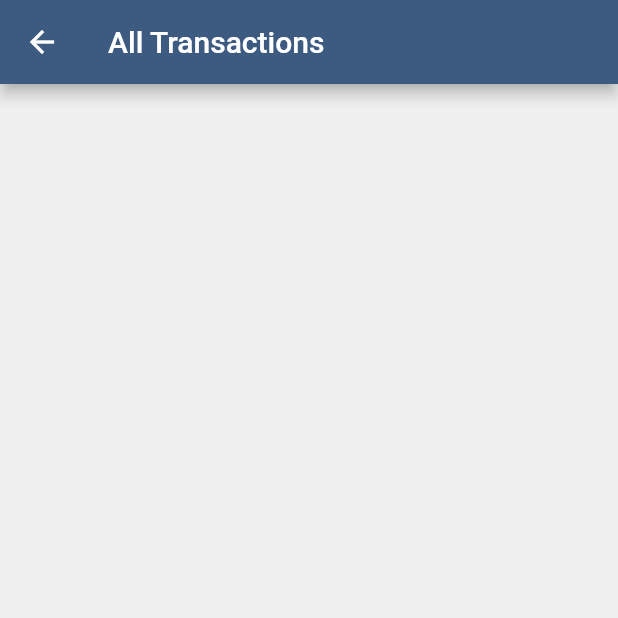
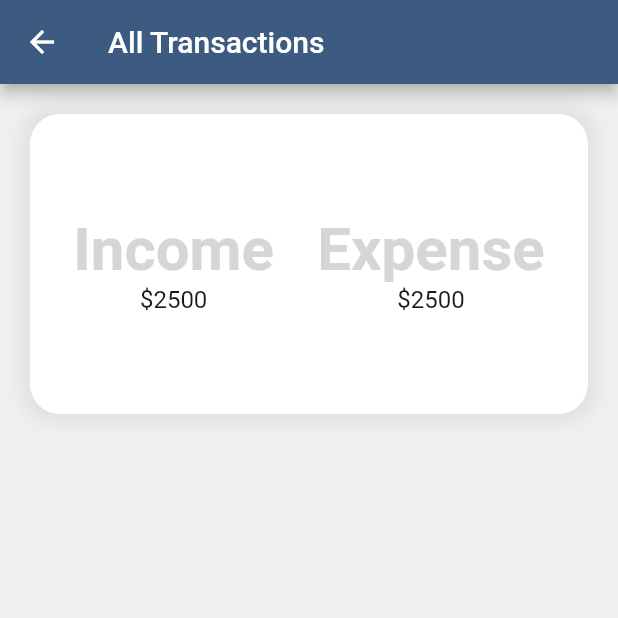
Before and after one commit to nebisin/expense_tracker, a Flutter app: the AllScreen screen opened by its route, on a phone screen of 412 x 824 dp, the top half of it. Run offline on Flutter 3.47's test engine with Material 2 defaults, Android fonts, the phone set to English and light mode, and no system bars; our stand-ins replace hive, hive_flutter; accounts and stored records are empty; generated files the repository leaves out were written again.

Commit message:
no item placeholder

```diff
--- a/lib/providers/transactions.dart
+++ b/lib/providers/transactions.dart
@@ -33,6 +33,10 @@ class Transactions with ChangeNotifier {
     copyItems.sort((a, b) => b.date.compareTo(a.date));
 
     return copyItems;
+  }
+
+  List<Transaction> get getFavorites {
+    return _items.where((element) => element.isFavorite == true).toList();
   }
 
   Future<void> fetchItems() async {
--- a/lib/screens/all/all_screen.dart
+++ b/lib/screens/all/all_screen.dart
@@ -1,4 +1,5 @@
 import 'package:expense_tracker/providers/transactions.dart';
+import 'package:expense_tracker/screens/all/widgets/all_time_stats.dart';
 import 'package:flutter/material.dart';
 import 'package:provider/provider.dart';
 
@@ -14,12 +15,16 @@ class AllScreen extends StatelessWidget {
         title: Text('All Transactions'),
       ),
       body: ListView.builder(
-        itemCount: allItems.length,
-        itemBuilder: (ctx, index) => TransactionItem(
-          allItems[index],
-          index == 0 ? null : allItems[index - 1].date,
-        ),
-      ),
+          itemCount: allItems.length + 1,
+          itemBuilder: (ctx, index) {
+            if(index == 0)
+              return AllTimeStats();
+            else
+              return TransactionItem(
+                allItems[index -1],
+                index == 1 ? null : allItems[index - 2].date,
+              );
+          }),
     );
   }
 }
--- /dev/null
+++ b/lib/screens/all/widgets/all_time_stats.dart
@@ -0,0 +1,55 @@
+import 'package:flutter/material.dart';
+
+class AllTimeStats extends StatelessWidget {
+  @override
+  Widget build(BuildContext context) {
+    return Container(
+      height: 200,
+      margin: EdgeInsets.symmetric(horizontal: 20, vertical: 20),
+      decoration: BoxDecoration(
+        color: Colors.white,
+        borderRadius: BorderRadius.circular(20),
+        boxShadow: [
+          BoxShadow(
+            blurRadius: 10,
+            spreadRadius: 5,
+            color: Colors.grey[300],
+          )
+        ],
+      ),
+      child: Row(
+        mainAxisAlignment: MainAxisAlignment.spaceEvenly,
+        children: [
+          Column(
+            mainAxisAlignment: MainAxisAlignment.center,
+            children: [
+              Text(
+                'Income',
+                style: TextStyle(
+                  fontSize: 40,
+                  fontWeight: FontWeight.bold,
+                  color: Colors.grey[350],
+                ),
+              ),
+              Text('\$2500'),
+            ],
+          ),
+          Column(
+            mainAxisAlignment: MainAxisAlignment.center,
+            children: [
+              Text(
+                'Expense',
+                style: TextStyle(
+                  fontSize: 40,
+                  fontWeight: FontWeight.bold,
+                  color: Colors.grey[350],
+                ),
+              ),
+              Text('\$2500'),
+            ],
+          )
+        ],
+      ),
+    );
+  }
+}
--- a/lib/screens/create/create_screen.dart
+++ b/lib/screens/create/create_screen.dart
@@ -60,7 +60,8 @@ class _CreateScreenState extends State<CreateScreen> {
       appBar: AppBar(
         title: Text(_type == ActionType.expense ? 'New Expense' : 'New Income'),
       ),
-      body: Padding(
+      body: SingleChildScrollView(
+              child: Padding(
           padding: const EdgeInsets.all(20),
           child: Column(
             children: [
@@ -106,6 +107,7 @@ class _CreateScreenState extends State<CreateScreen> {
             ],
           ),
         ),
+      ),
     );
   }
 }
--- a/lib/screens/dashboard/widgets/transaction_item.dart
+++ b/lib/screens/dashboard/widgets/transaction_item.dart
@@ -13,7 +13,7 @@ class TransactionItem extends StatelessWidget {
   Widget build(BuildContext context) {
     return Container(
       padding: EdgeInsets.all(10),
-      margin: EdgeInsets.only(top: 20, left: 20, bottom: 10, right: 20),
+      margin: EdgeInsets.only(top: 10, left: 20, bottom: 10, right: 20),
       decoration: BoxDecoration(
         borderRadius: BorderRadius.circular(10),
         color: Colors.white,
--- a/lib/screens/dashboard/widgets/transaction_list.dart
+++ b/lib/screens/dashboard/widgets/transaction_list.dart
@@ -11,7 +11,7 @@ class TransactionList extends StatelessWidget {
   Widget build(BuildContext context) {
     return Container(
       height: 130,
-      margin: EdgeInsets.symmetric(vertical: 10),
+      margin: EdgeInsets.only(top: 10),
       child: ListView.builder(
         itemBuilder: (ctx, index) => TransactionItem(items[index]),
         itemCount: items.length,
```
Also changed, not shown: lib/screens/dashboard/dashboard_screen.dart (+3 -12 lines), lib/screens/dashboard/widgets/ChartBar.dart (+6 -4 lines), lib/screens/dashboard/widgets/ChartBox.dart (+8 -2 lines), lib/screens/dashboard/widgets/biggest_transactions.dart (deleted, +0 -32 lines), lib/screens/dashboard/widgets/favorite_transactions.dart (added, +72 -0 lines), lib/screens/dashboard/widgets/latest_transactions.dart (+62 -0 lines). Lines whose indentation alone changed are shown as unchanged.
